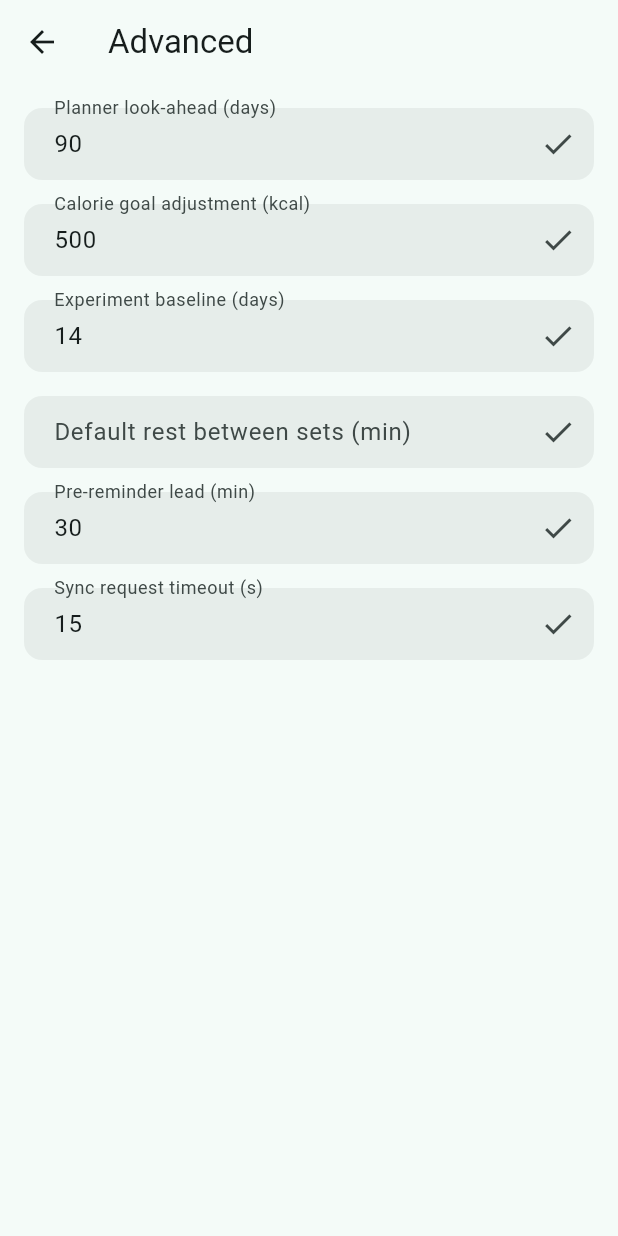
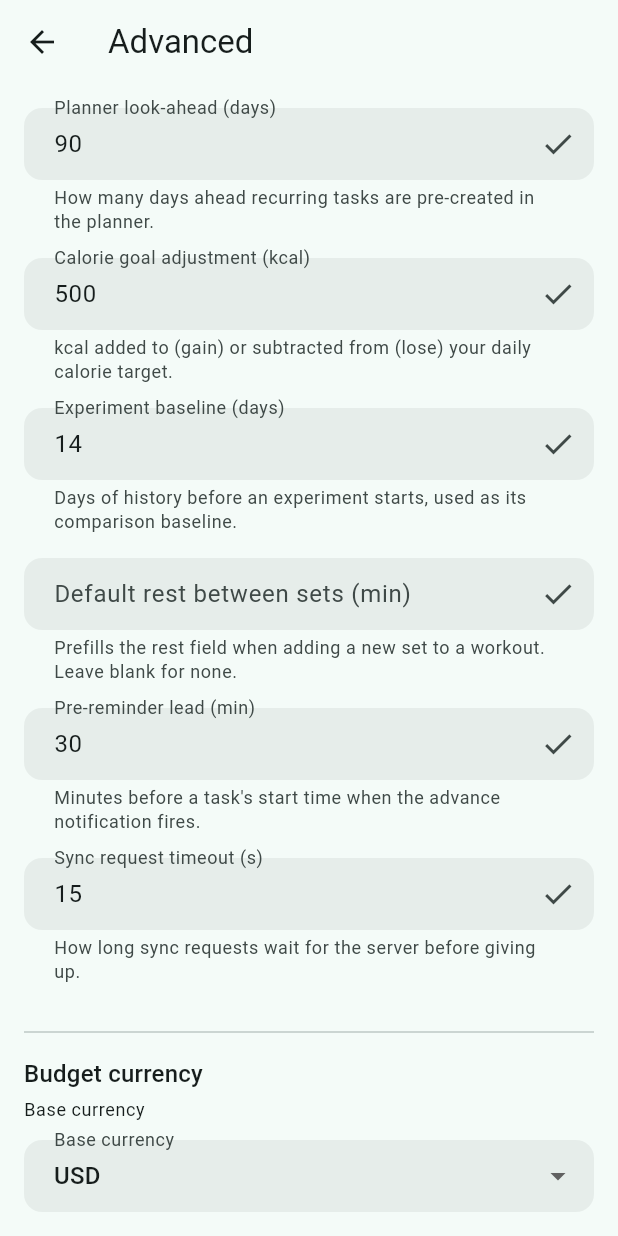
Before and after one commit to lucas-montes/fitfat, a Flutter app: the _AdvancedScreen screen opened directly, on a phone screen of 412 x 824 dp. Run offline on Flutter 3.47's test engine with Material 3 defaults, Android fonts, the light colour scheme and no system bars; our stand-ins replace drift, fl_chart, flutter_local_notifications, flutter_riverpod, flutter_timezone, go_router and 6 more; missing offline and left inert: flutter_foreground_task, health; accounts and stored records are empty; generated files the repository leaves out were written again.

Commit message:
feat(settings): fold currency options into advanced, explain every field

```diff
--- a/lib/l10n/app_en.arb
+++ b/lib/l10n/app_en.arb
@@ -581,7 +581,6 @@
   "settingsNotificationsSubtitle": "Task reminders and rest alarm",
   "settingsAppearanceLanguage": "Appearance & Language",
   "settingsAppearanceLanguageSubtitle": "Theme and app language",
-  "settingsCurrencyBudgetSubtitle": "Base currency and exchange rates",
   "settingsBodyWeightGoal": "Body weight goal",
   "settingsGoalLose": "Lose weight",
   "settingsGoalMaintain": "Maintain weight",
@@ -614,6 +613,12 @@
   "settingsDefaultRestLabel": "Default rest between sets (min)",
   "settingsReminderLeadLabel": "Pre-reminder lead (min)",
   "settingsApiTimeoutLabel": "Sync request timeout (s)",
+  "settingsPlannerHorizonHelp": "How many days ahead recurring tasks are pre-created in the planner.",
+  "settingsCalorieAdjustmentHelp": "kcal added to (gain) or subtracted from (lose) your daily calorie target.",
+  "settingsExperimentBaselineHelp": "Days of history before an experiment starts, used as its comparison baseline.",
+  "settingsDefaultRestHelp": "Prefills the rest field when adding a new set to a workout. Leave blank for none.",
+  "settingsReminderLeadHelp": "Minutes before a task's start time when the advance notification fires.",
+  "settingsApiTimeoutHelp": "How long sync requests wait for the server before giving up.",
   "settingsValueInvalid": "Enter a valid non-negative number.",
   "settingsResetDataSubtitle": "Erase all workouts, meals, metrics, planner tasks and notes, and restore default settings.",
   "settingsResetDataConfirmTitle": "Reset all data?",
--- a/lib/l10n/app_fr.arb
+++ b/lib/l10n/app_fr.arb
@@ -515,7 +515,6 @@
   "settingsNotificationsSubtitle": "Rappels de tâches et alarme de repos",
   "settingsAppearanceLanguage": "Apparence et langue",
   "settingsAppearanceLanguageSubtitle": "Thème et langue de l'application",
-  "settingsCurrencyBudgetSubtitle": "Devise de base et taux de change",
   "settingsBodyWeightGoal": "Objectif de poids",
   "settingsGoalLose": "Perdre du poids",
   "settingsGoalMaintain": "Maintenir le poids",
@@ -548,6 +547,12 @@
   "settingsDefaultRestLabel": "Repos par défaut entre séries (min)",
   "settingsReminderLeadLabel": "Délai du rappel anticipé (min)",
   "settingsApiTimeoutLabel": "Délai d'attente de synchronisation (s)",
+  "settingsPlannerHorizonHelp": "Combien de jours à l'avance les tâches récurrentes sont pré-créées dans le planning.",
+  "settingsCalorieAdjustmentHelp": "Kcal ajoutées (prise) ou retranchées (perte) à votre objectif calorique quotidien.",
+  "settingsExperimentBaselineHelp": "Jours d'historique avant le début d'une expérience, servant de référence.",
+  "settingsDefaultRestHelp": "Préremplit le champ de repos lors de l'ajout d'une nouvelle série. Laisser vide pour aucun.",
+  "settingsReminderLeadHelp": "Minutes avant l'heure de début d'une tâche où la notification anticipée se déclenche.",
+  "settingsApiTimeoutHelp": "Durée pendant laquelle les requêtes de synchronisation attendent le serveur.",
   "settingsValueInvalid": "Saisissez un nombre valide positif ou nul.",
   "settingsResetDataSubtitle": "Effacer tous les entraînements, repas, mesures, tâches du plan et notes, et rétablir les réglages par défaut.",
   "settingsResetDataConfirmTitle": "Réinitialiser toutes les données ?",
--- a/lib/l10n/app_localizations.dart
+++ b/lib/l10n/app_localizations.dart
@@ -2092,12 +2092,6 @@ abstract class AppLocalizations {
   /// **'Theme and app language'**
   String get settingsAppearanceLanguageSubtitle;
 
-  /// No description provided for @settingsCurrencyBudgetSubtitle.
-  ///
-  /// In en, this message translates to:
-  /// **'Base currency and exchange rates'**
-  String get settingsCurrencyBudgetSubtitle;
-
   /// No description provided for @settingsBodyWeightGoal.
   ///
   /// In en, this message translates to:
@@ -2289,6 +2283,42 @@ abstract class AppLocalizations {
   /// In en, this message translates to:
   /// **'Sync request timeout (s)'**
   String get settingsApiTimeoutLabel;
+
+  /// No description provided for @settingsPlannerHorizonHelp.
+  ///
+  /// In en, this message translates to:
+  /// **'How many days ahead recurring tasks are pre-created in the planner.'**
+  String get settingsPlannerHorizonHelp;
+
+  /// No description provided for @settingsCalorieAdjustmentHelp.
+  ///
+  /// In en, this message translates to:
+  /// **'kcal added to (gain) or subtracted from (lose) your daily calorie target.'**
+  String get settingsCalorieAdjustmentHelp;
+
+  /// No description provided for @settingsExperimentBaselineHelp.
+  ///
+  /// In en, this message translates to:
+  /// **'Days of history before an experiment starts, used as its comparison baseline.'**
+  String get settingsExperimentBaselineHelp;
+
+  /// No description provided for @settingsDefaultRestHelp.
+  ///
+  /// In en, this message translates to:
+  /// **'Prefills the rest field when adding a new set to a workout. Leave blank for none.'**
+  String get settingsDefaultRestHelp;
+
+  /// No description provided for @settingsReminderLeadHelp.
+  ///
+  /// In en, this message translates to:
+  /// **'Minutes before a task\'s start time when the advance notification fires.'**
+  String get settingsReminderLeadHelp;
+
+  /// No description provided for @settingsApiTimeoutHelp.
+  ///
+  /// In en, this message translates to:
+  /// **'How long sync requests wait for the server before giving up.'**
+  String get settingsApiTimeoutHelp;
 
   /// No description provided for @settingsValueInvalid.
   ///
--- a/lib/l10n/app_localizations_en.dart
+++ b/lib/l10n/app_localizations_en.dart
@@ -1115,10 +1115,6 @@ class AppLocalizationsEn extends AppLocalizations {
   String get settingsAppearanceLanguageSubtitle => 'Theme and app language';
 
   @override
-  String get settingsCurrencyBudgetSubtitle =>
-      'Base currency and exchange rates';
-
-  @override
   String get settingsBodyWeightGoal => 'Body weight goal';
 
   @override
@@ -1217,6 +1213,30 @@ class AppLocalizationsEn extends AppLocalizations {
 
   @override
   String get settingsApiTimeoutLabel => 'Sync request timeout (s)';
+
+  @override
+  String get settingsPlannerHorizonHelp =>
+      'How many days ahead recurring tasks are pre-created in the planner.';
+
+  @override
+  String get settingsCalorieAdjustmentHelp =>
+      'kcal added to (gain) or subtracted from (lose) your daily calorie target.';
+
+  @override
+  String get settingsExperimentBaselineHelp =>
+      'Days of history before an experiment starts, used as its comparison baseline.';
+
+  @override
+  String get settingsDefaultRestHelp =>
+      'Prefills the rest field when adding a new set to a workout. Leave blank for none.';
+
+  @override
+  String get settingsReminderLeadHelp =>
+      'Minutes before a task\'s start time when the advance notification fires.';
+
+  @override
+  String get settingsApiTimeoutHelp =>
+      'How long sync requests wait for the server before giving up.';
 
   @override
   String get settingsValueInvalid => 'Enter a valid non-negative number.';
```
Also changed, not shown: lib/l10n/app_es.arb (+6 -1 lines), lib/l10n/app_localizations_es.dart (+24 -3 lines), lib/l10n/app_localizations_fr.dart (+24 -4 lines), lib/src/settings/screens/settings_screen.dart (+72 -39 lines).
